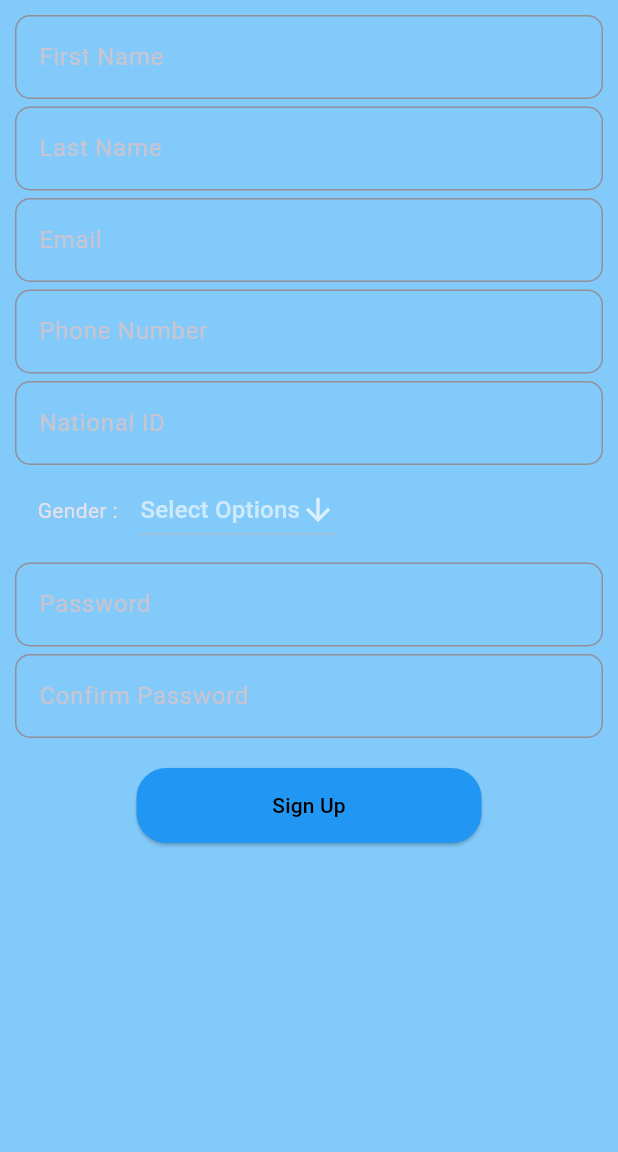
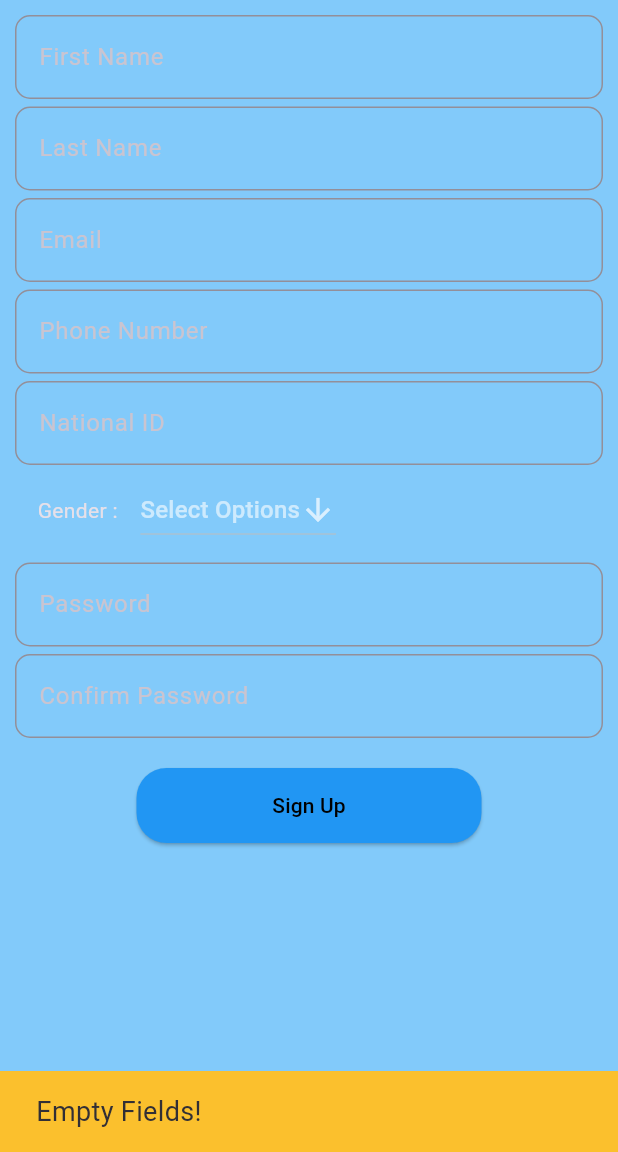
Before and after one commit to IslamAboElqasem/VSD, a Flutter app: the SignUpViewBody screen opened directly, after a tap on "Sign Up", on a phone screen of 412 x 824 dp, the part 84-1236 px from its top. Run offline on Flutter 3.47's test engine with Material 3 defaults, Android fonts, the phone set to English and light mode, and no system bars; our stand-ins replace cloud_firestore, firebase_auth, firebase_core, flutter_bloc; accounts and stored records are empty.

Commit message:
Add user sign up functionality
Implemented user sign up functionality including saving user details to
Firestore database and sending email verification upon successful sign up.
Also added necessary UI elements and form validation for sign up process.

```diff
--- /dev/null
+++ b/vigilsafedriversystem/lib/Features/Sign_Up/presentation/view_model/user_model/user_info.dart
@@ -0,0 +1,15 @@
+class UserDetails {
+  String? firstName;
+  String lastName;
+  String? nationalID;
+  String? phoneNumber;
+  String? email;
+  String? password;
+  UserDetails(
+      {required this.email,
+      required this.password,
+      required this.firstName,
+      required this.lastName,
+      required this.nationalID,
+      required this.phoneNumber});
+}
--- a/vigilsafedriversystem/lib/Features/Sign_Up/presentation/views/widgets/sign_up_view_body.dart
+++ b/vigilsafedriversystem/lib/Features/Sign_Up/presentation/views/widgets/sign_up_view_body.dart
@@ -1,4 +1,9 @@
 import 'package:flutter/material.dart';
+import 'package:flutter_bloc/flutter_bloc.dart';
+import 'package:vigilsafedriversystem/Features/Sign_In/presentation/views/sign_in_view.dart';
+import 'package:vigilsafedriversystem/Features/Sign_Up/presentation/view_model/sign_up_cubit/sign_up_cubit.dart';
+import 'package:vigilsafedriversystem/Features/Sign_Up/presentation/view_model/user_model/user_info.dart';
+import 'package:vigilsafedriversystem/core/widgets/show_toast.dart';
 
 class SignUpViewBody extends StatefulWidget {
   const SignUpViewBody({super.key});
@@ -20,6 +25,23 @@ class _SignUpViewBodyState extends State<SignUpViewBody> {
 
   @override
   Widget build(BuildContext context) {
+    return BlocConsumer<SignUpCubit, SignUpState>(
+      listener: (context, state) async {
+        if (state is SignUpLoading) {
+          return showToast(context, 'Wait the Verification', Colors.yellow);
+        } else if (state is SignUpSuccess) {
+          Navigator.push(
+              context,
+              MaterialPageRoute(
+                builder: (context) => const SignInView(),
+              ));
+          return showToast(
+              context, 'Done Send Email Verification', Colors.lightGreen);
+        } else if (state is SignUpFailure) {
+          return showToast(context, state.errorMessage.toString(), Colors.red);
+        }
+      },
+      builder: (context, state) {
         return Scaffold(
           appBar: AppBar(
             backgroundColor: const Color(0xFF1589FF),
@@ -90,7 +112,8 @@ class _SignUpViewBodyState extends State<SignUpViewBody> {
                         icon: const Icon(Icons.arrow_downward),
                         items: const [
                           DropdownMenuItem(value: 'Male', child: Text('Male')),
-                      DropdownMenuItem(value: 'Female', child: Text('Female')),
+                          DropdownMenuItem(
+                              value: 'Female', child: Text('Female')),
                         ],
                         onChanged: (value) {
                           setState(() => selectedValue = value);
@@ -124,12 +147,42 @@ class _SignUpViewBodyState extends State<SignUpViewBody> {
                     width: 230,
                     height: 50,
                     child: ElevatedButton(
-                  onPressed: () {},
+                      onPressed: () {
+                        if (_firstNameController.text.isEmpty ||
+                            _lastNameController.text.isEmpty ||
+                            _nationalIDController.text.isEmpty ||
+                            _emailController.text.isEmpty ||
+                            _phoneNumberController.text.isEmpty ||
+                            _passwordController.text.isEmpty ||
+                            _confirmPasswordController.text.isEmpty) {
+                          showToast(
+                              context, 'Empty Fields!', Colors.yellow.shade700);
+                          return;
+                        }
+                        if (_passwordController.text !=
+                            _confirmPasswordController.text) {
+                          showToast(
+                              context,
+                              'Re-Password doesn\'t match Password!',
+                              Colors.redAccent);
+                          return;
+                        }
+                        BlocProvider.of<SignUpCubit>(context).signUp(
+                            UserDetails(
+                                email: _emailController.text,
+                                password: _passwordController.text,
+                                firstName: _firstNameController.text,
+                                lastName: _lastNameController.text,
+                                nationalID: _nationalIDController.text,
+                                phoneNumber: _phoneNumberController.text),
+                            context);
+                      },
                       style: ElevatedButton.styleFrom(
                         foregroundColor: Colors.black,
                         backgroundColor: Colors.blue,
                         shape: const RoundedRectangleBorder(
-                        borderRadius: BorderRadius.all(Radius.circular(20))),
+                            borderRadius:
+                                BorderRadius.all(Radius.circular(20))),
                       ),
                       child: const Text('Sign Up'),
                     ),
@@ -139,5 +192,7 @@ class _SignUpViewBodyState extends State<SignUpViewBody> {
             ),
           ),
         );
+      },
+    );
   }
 }
```
Also changed, not shown: vigilsafedriversystem/lib/Features/Sign_Up/presentation/view_model/sign_up_cubit/sign_up_cubit.dart (+16 -2 lines), vigilsafedriversystem/lib/main.dart (+22 -7 lines). Lines whose indentation alone changed are shown as unchanged.
